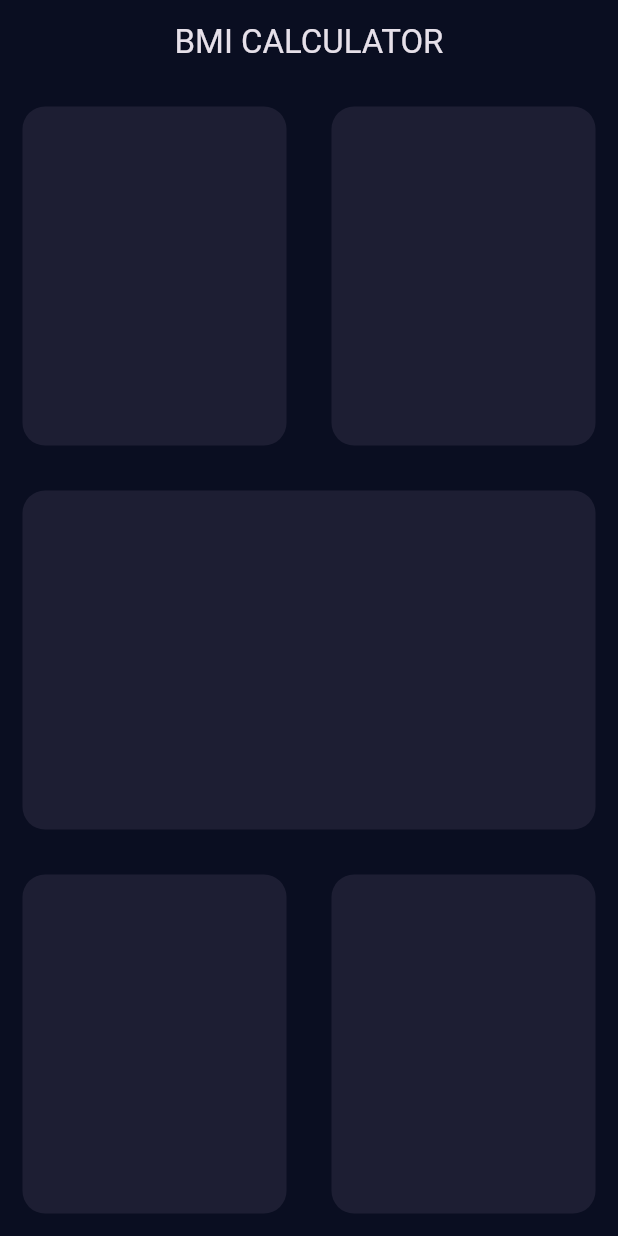
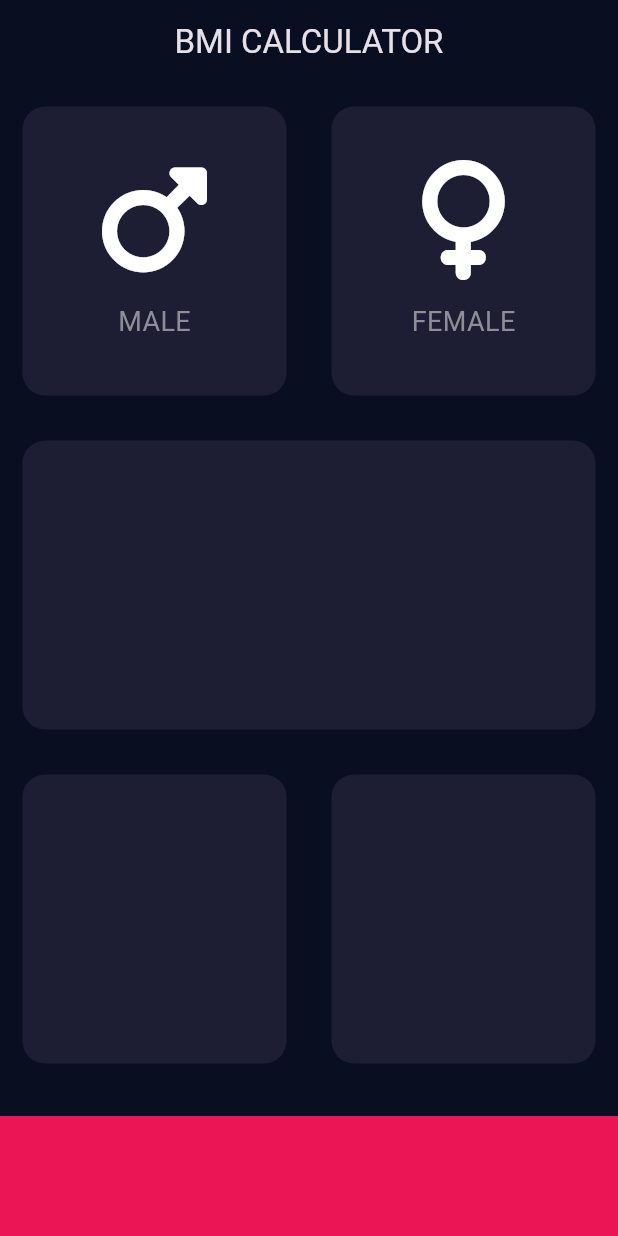
Before and after one commit to SadraAG84/Flutter_Course, a Flutter app: the screen it shows after launch, on a phone screen of 412 x 824 dp. Run offline on Flutter 3.47's test engine with Material 3 defaults, Android fonts, the phone set to English and light mode, and no system bars; our stand-ins replace assets_audio_player, font_awesome_flutter, rflutter_alert.

Commit message:
Progress on BMI Calculator Project_8(80)

```diff
--- a/bmi_calculator/lib/input_page.dart
+++ b/bmi_calculator/lib/input_page.dart
@@ -1,4 +1,9 @@
 import 'package:flutter/material.dart';
+import 'package:font_awesome_flutter/font_awesome_flutter.dart';
+
+const bottomContainerHeight = 80.0;
+const activeCardColor = Color(0xFF1D1E33);
+const botomContainerColor = Color(0xFFEB1555);
 
 class InputPage extends StatefulWidget {
   @override
@@ -18,19 +23,38 @@ class _InputPageState extends State<InputPage> {
               Expanded(
                 child: Row(
                   children: <Widget>[
-                    Expanded(child: Cards(color_click: Color(0xFF1D1E33))),
-                    Expanded(child: Cards(color_click: Color(0xFF1D1E33),))
+                    Expanded(
+                        child: Cards(
+                      the_color: activeCardColor,
+                      childCard: IconContent(
+                        icon: FontAwesomeIcons.mars,
+                        label: "MALE",
+                      ),
+                    )),
+                    Expanded(
+                        child: Cards(
+                            the_color: activeCardColor,
+                            childCard: IconContent(
+                              icon: FontAwesomeIcons.venus,
+                              label: "FEMALE",
+                            )))
                   ],
                 ),
               ),
-              Expanded(child: Cards(color_click: Color(0xFF1D1E33),)),
+              Expanded(child: Cards(the_color: activeCardColor)),
               Expanded(
                   child: Row(
                 children: <Widget>[
-                  Expanded(child: Cards(color_click: Color(0xFF1D1E33),)),
-                  Expanded(child: Cards(color_click: Color(0xFF1D1E33),)),
+                  Expanded(child: Cards(the_color: activeCardColor)),
+                  Expanded(child: Cards(the_color: activeCardColor)),
                 ],
-              ))
+              )),
+              Container(
+                color: botomContainerColor,
+                margin: EdgeInsets.only(top: 20.0),
+                width: double.infinity,
+                height: bottomContainerHeight,
+              )
             ],
           )),
     );
@@ -38,21 +62,47 @@ class _InputPageState extends State<InputPage> {
 }
 
 class Cards extends StatelessWidget {
+  Cards({required this.the_color, this.childCard});
 
-  Cards({required this.color_click});
-
-  final Color color_click;
-
+  final Color the_color;
+  final childCard;
 
   @override
   Widget build(BuildContext context) {
-
     return Container(
+      child: childCard,
       margin: const EdgeInsets.all(15.0),
       decoration: BoxDecoration(
-        color: color_click,
+        color: the_color,
         borderRadius: BorderRadius.circular(15.0),
       ),
     );
   }
 }
+
+class IconContent extends StatelessWidget {
+  IconContent({required this.icon, this.label});
+
+  final IconData icon;
+  final label;
+
+  @override
+  Widget build(BuildContext context) {
+    return Column(
+      mainAxisAlignment: MainAxisAlignment.center,
+      children: <Widget>[
+        Icon(
+          icon,
+          size: 80.0,
+        ),
+        SizedBox(
+          height: 15.0,
+        ),
+        Text(
+          label,
+          style: TextStyle(fontSize: 18.0, color: Color(0xFF8D8E98)),
+        )
+      ],
+    );
+  }
+}
```
Also changed, not shown: bmi_calculator/pubspec.lock.
